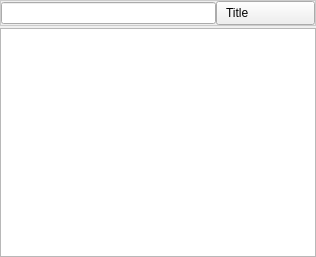
This is retroshare-gui/src/gui/common/GroupTreeWidget.ui in RetroShare/RetroShare as Qt 5 draws it before an edit. The edited form follows.
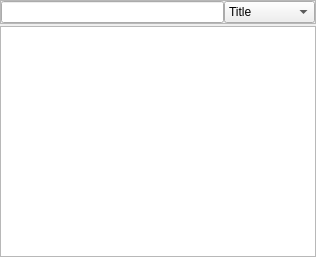
This is the edited form. Icons and pictures are not drawn. Custom widgets are drawn as their Qt base class.

Commit message: Removed some unnecessary style sheets.

```diff
--- a/retroshare-gui/src/gui/common/GroupTreeWidget.ui
+++ b/retroshare-gui/src/gui/common/GroupTreeWidget.ui
@@ -10,39 +10,6 @@
     <height>257</height>
    </rect>
   </property>
-  <property name="styleSheet">
-   <string notr="true">QComboBox QAbstractItemView { 
-background-color:white;
-}
-
-QComboBox::down-arrow {
-image: url(:/images/combobox_arrow.png);
-}
-
-QComboBox:drop-down
-{
-subcontrol-origin: padding;
-subcontrol-position: top right;
-border-left-style: none; 
-border-top-right-radius: 1px;
-border-bottom-right-radius: 1px;
-}
-
-QComboBox { 
-border-image: url(:/images/btn_26.png) 4;
-border-width: 4;
-padding: 0px 6px;
-font-size: 12px;
-}
-
-QComboBox:hover { 
-border-image: url(:/images/btn_26_hover.png) 4;
-}
-
-QComboBox::disabled {
-color:gray;
-}</string>
-  </property>
   <layout class="QVBoxLayout" name="verticalLayout_2">
    <property name="spacing">
     <number>2</number>
@@ -69,14 +36,6 @@
          <height>16777215</height>
         </size>
        </property>
-       <property name="styleSheet">
-        <string notr="true">QFrame#searchlineframe{
-background-color: qlineargradient(x1:0, y1:0, x2:0, y2:1,
-                                       stop:0 #FEFEFE, stop:1 #E8E8E8);
-
-border: 1px solid #CCCCCC;}
-</string>
-       </property>
        <property name="frameShape">
         <enum>QFrame::StyledPanel</enum>
        </property>
```
The commit also changes 9 other files.
